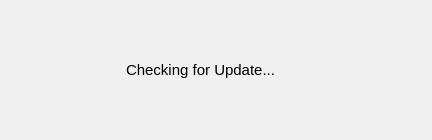
Old version of the form include/AppImageUpdaterDialog.ui in the repository antony-jr/QAppImageUpdate.
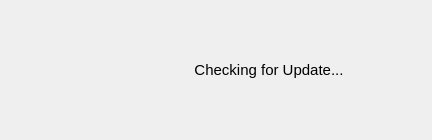
New version of the form.

Commit message: center label

Patch:
```diff
--- a/include/AppImageUpdaterDialog.ui
+++ b/include/AppImageUpdaterDialog.ui
@@ -58,6 +58,9 @@
            <property name="text">
             <string>Checking for Update...</string>
            </property>
+           <property name="alignment">
+            <set>Qt::AlignCenter</set>
+           </property>
           </widget>
          </item>
         </layout>
```
